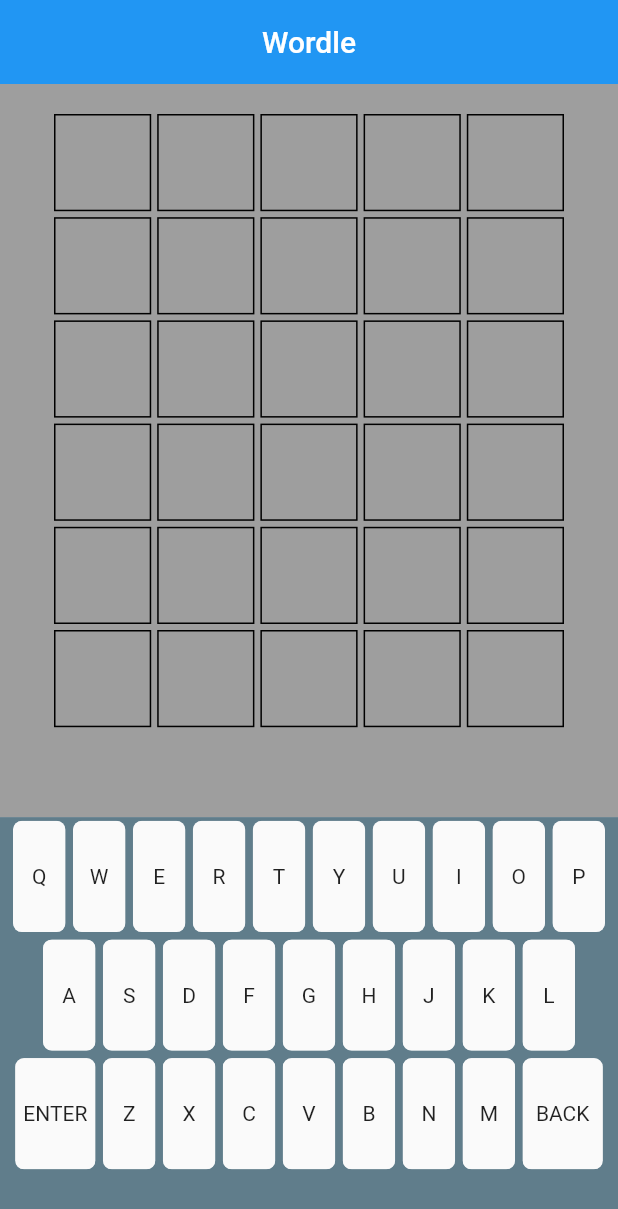
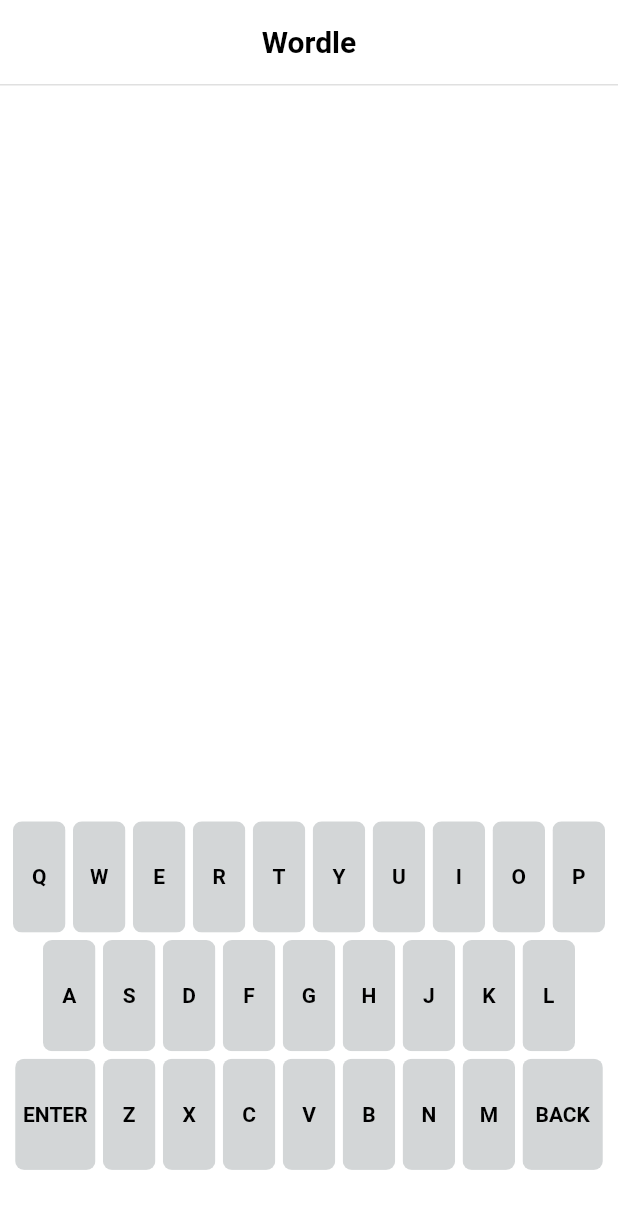
Before and after one commit to bengthedberg/flutter.wordle, a Flutter app: the screen it shows after launch, on a phone screen of 412 x 824 dp. Shown: the top 1209 px of the screen. Run offline on Flutter 3.47's test engine with Material 2 defaults, Android fonts, the phone set to English and light mode, and no system bars.

Commit message:
Add theme

```diff
--- a/lib/components/grid.dart
+++ b/lib/components/grid.dart
@@ -13,12 +13,7 @@ class Grid extends StatelessWidget {
         gridDelegate: const SliverGridDelegateWithFixedCrossAxisCount(
             crossAxisCount: 5, crossAxisSpacing: 4, mainAxisSpacing: 4),
         itemBuilder: (context, index) {
-          return Container(
-            decoration: BoxDecoration(
-              border: Border.all(),
-            ),
-            child: Tile(index: index),
-          );
+          return Tile(index: index);
         });
   }
 }
--- a/lib/components/keyboard_row.dart
+++ b/lib/components/keyboard_row.dart
@@ -1,5 +1,7 @@
 import 'package:flutter/material.dart';
 import 'package:provider/provider.dart';
+import 'package:wordle/constants/answer_stages.dart';
+import 'package:wordle/constants/colors.dart';
 import 'package:wordle/controller.dart';
 import 'package:wordle/data/keys_map.dart';
 
@@ -12,33 +14,55 @@ class KeyboardRow extends StatelessWidget {
   @override
   Widget build(BuildContext context) {
     final size = MediaQuery.of(context).size; // Grap the size of the device
+    return Consumer<Controller>(
+      builder: (_, notifier, __) {
         int index = 0;
-
         return Row(
           mainAxisAlignment: MainAxisAlignment.center,
           children: keysMap.entries.map((e) {
             index++;
             if (index >= min && index <= max) {
+              Color color = Theme.of(context).primaryColorLight;
+              Color keyColor = Colors.white;
+              if (e.value == AnswerStage.correct) {
+                color = correctColor;
+              } else if (e.value == AnswerStage.contains) {
+                color = containColor;
+              } else if (e.value == AnswerStage.incorrect) {
+                color = Theme.of(context).primaryColorDark;
+              } else {
+                keyColor = Theme.of(context).textTheme.bodyText2?.color ??
+                    Colors.black;
+              }
+
               return Padding(
                 padding: EdgeInsets.all(size.width * .006),
                 child: ClipRRect(
                   // Round the keys
                   borderRadius: BorderRadius.circular(6),
-              child: Container(
+                  child: SizedBox(
                     // Space out the keyboard
-                color: Colors.white60,
-                width:
-                    e.key.length > 1 ? size.width * 0.13 : size.width * 0.085,
+                    width: e.key.length > 1
+                        ? size.width * 0.13
+                        : size.width * 0.085,
                     height: size.height * 0.090,
                     child: Material(
                       // Inkwell must be wrapped in a Material Widget
+                      color: color,
                       child: InkWell(
                         // Make a splach effect when tapping key
                         onTap: () {
                           Provider.of<Controller>(context, listen: false)
                               .setKeyTapped(value: e.key);
                         },
-                    child: Center(child: Text(e.key)),
+                        child: Center(
+                            child: Text(
+                          e.key,
+                          style: Theme.of(context)
+                              .textTheme
+                              .bodyText2
+                              ?.copyWith(color: keyColor),
+                        )),
                       ),
                     ),
                   ),
@@ -49,5 +73,7 @@ class KeyboardRow extends StatelessWidget {
             }
           }).toList(),
         );
+      },
+    );
   }
 }
--- a/lib/components/tile.dart
+++ b/lib/components/tile.dart
@@ -14,32 +14,68 @@ class Tile extends StatefulWidget {
 }
 
 class _TileState extends State<Tile> {
-  Color _backgroundColor = Colors.transparent;
+  Color _backgroundColor = Colors.transparent,
+      _borderColor = Colors.transparent;
   late AnswerStage _answerStage;
+
+  @override
+  void initState() {
+    WidgetsBinding.instance.addPostFrameCallback((timeStamp) {
+      _borderColor = Theme.of(context).primaryColorLight;
+    });
+    super.initState();
+  }
 
   @override
   Widget build(BuildContext context) {
     return Consumer<Controller>(builder: (_, notifier, __) {
       String text = "";
+      Color fontColor = Colors.white;
       if (widget.index < notifier.tilesEntered.length) {
         // protect at start when list is 0
         text = notifier.tilesEntered[widget.index].letter;
         _answerStage = notifier.tilesEntered[widget.index].answerStage;
         if (_answerStage == AnswerStage.correct) {
+          _borderColor = Colors.transparent;
           _backgroundColor = correctColor;
         } else if (_answerStage == AnswerStage.contains) {
+          _borderColor = Colors.transparent;
           _backgroundColor = containColor;
+        } else if (_answerStage == AnswerStage.incorrect) {
+          _borderColor = Colors.transparent;
+          _backgroundColor = Theme.of(context).primaryColorDark;
+        } else {
+          fontColor =
+              Theme.of(context).textTheme.bodyText2?.color ?? Colors.black;
         }
+
+        return Container(
+          decoration: BoxDecoration(
+            color: _backgroundColor,
+            border: Border.all(
+              color: _borderColor,
+            ),
+          ),
+          child: FittedBox(
+            fit: BoxFit.contain, // Make the letter as large as possible
+            child: Text(
+              text,
+              style: const TextStyle().copyWith(
+                color: fontColor,
+              ),
+            ),
+          ),
+        );
       } else {
-        const SizedBox(); // return nothing
+        return Container(
+          decoration: BoxDecoration(
+            color: _backgroundColor,
+            border: Border.all(
+              color: _borderColor,
+            ),
+          ),
+        );
       }
-      return Container(
-        color: _backgroundColor,
-        child: FittedBox(
-          fit: BoxFit.contain, // Make the letter as large as possible
-          child: Text(text),
-        ),
-      );
     });
   }
 }
--- a/lib/constants/colors.dart
+++ b/lib/constants/colors.dart
@@ -2,3 +2,9 @@ import 'package:flutter/material.dart';
 
 const correctColor = Color.fromARGB(255, 107, 170, 100);
 const containColor = Color.fromARGB(255, 201, 180, 87);
+
+const lightThemeLightShade = Color.fromARGB(255, 211, 214, 215);
+const lightThemeDarkShade = Color.fromARGB(255, 120, 124, 127);
+
+const darkThemeLightShade = Color.fromARGB(255, 130, 131, 133);
+const darkThemeDarkShade = Color.fromARGB(255, 58, 58, 60);
--- a/lib/controller.dart
+++ b/lib/controller.dart
@@ -1,5 +1,6 @@
 import 'package:flutter/material.dart';
 import 'package:wordle/constants/answer_stages.dart';
+import 'package:wordle/data/keys_map.dart';
 import 'package:wordle/models/tile_model.dart';
 
 class Controller extends ChangeNotifier {
@@ -32,25 +33,29 @@ class Controller extends ChangeNotifier {
 
   checkWord() {
     List<String> guessed = [], remainingCorrect = [];
+    String guessedWord = "";
 
     for (int i = currentRow * 5; i < (currentRow * 5) + 5; i++) {
       guessed.add(tilesEntered[i].letter);
     }
 
-    String guessedWord = guessed.join();
+    guessedWord = guessed.join();
     remainingCorrect = correctWord.characters.toList();
 
     if (guessedWord == correctWord) {
       for (int i = currentRow * 5; i < (currentRow * 5) + 5; i++) {
         tilesEntered[i].answerStage = AnswerStage.correct;
+        keysMap.update(tilesEntered[i].letter, (value) => AnswerStage.correct);
       }
     } else {
       for (int i = 0; i < 5; i++) {
         if (guessedWord[i] == correctWord[i]) {
           remainingCorrect.remove(guessedWord[i]);
           tilesEntered[i + (currentRow * 5)].answerStage = AnswerStage.correct;
+          keysMap.update(guessedWord[i], (value) => AnswerStage.correct);
         }
       }
+
       for (int i = 0; i < remainingCorrect.length; i++) {
         for (int j = 0; j < 5; j++) {
           if (remainingCorrect[i] ==
@@ -60,12 +65,32 @@ class Controller extends ChangeNotifier {
               tilesEntered[j + (currentRow * 5)].answerStage =
                   AnswerStage.contains;
             }
+
+            final resultKey = keysMap.entries.where((element) =>
+                element.key == tilesEntered[j + (currentRow * 5)].letter);
+
+            if (resultKey.single.value != AnswerStage.correct) {
+              keysMap.update(
+                  resultKey.single.key, (value) => AnswerStage.contains);
+            }
           }
         }
       }
 
-      currentRow++;
-      notifyListeners();
+      for (int i = currentRow * 5; i < (currentRow * 5) + 5; i++) {
+        if (tilesEntered[i].answerStage == AnswerStage.notAnswered) {
+          tilesEntered[i].answerStage = AnswerStage.incorrect;
+
+          final results = keysMap.entries
+              .where((element) => element.key == tilesEntered[i].letter);
+          if (results.single.value == AnswerStage.notAnswered) {
+            keysMap.update(
+                tilesEntered[i].letter, (value) => AnswerStage.incorrect);
+          }
+        }
+      }
     }
+    currentRow++;
+    notifyListeners();
   }
 }
--- a/lib/main.dart
+++ b/lib/main.dart
@@ -1,5 +1,6 @@
 import 'package:flutter/material.dart';
 import 'package:provider/provider.dart';
+import 'package:wordle/constants/colors.dart';
 import 'package:wordle/controller.dart';
 import 'package:wordle/pages/home_page.dart';
 
@@ -20,7 +21,25 @@ class MyApp extends StatelessWidget {
     return MaterialApp(
       debugShowCheckedModeBanner: false,
       title: 'Flutter Demo',
-      theme: ThemeData(),
+      theme: ThemeData(
+        primaryColorLight: lightThemeLightShade,
+        primaryColorDark: lightThemeDarkShade,
+        appBarTheme: const AppBarTheme(
+          color: Colors.white,
+          titleTextStyle: TextStyle(
+            color: Colors.black,
+            fontSize: 20,
+            fontWeight: FontWeight.bold,
+          ),
+        ),
+        scaffoldBackgroundColor: Colors.white,
+        textTheme: const TextTheme().copyWith(
+          bodyText2: const TextStyle(
+            fontWeight: FontWeight.bold,
+            color: Colors.black,
+          ),
+        ),
+      ),
       home: const HomePage(),
     );
   }
--- a/lib/pages/home_page.dart
+++ b/lib/pages/home_page.dart
@@ -6,7 +6,6 @@ import 'package:wordle/components/grid.dart';
 import 'package:wordle/components/keyboard_row.dart';
 import 'package:wordle/constants/words.dart';
 import 'package:wordle/controller.dart';
-import 'package:wordle/data/keys_map.dart';
 
 class HomePage extends StatefulWidget {
   const HomePage({Key? key}) : super(key: key);
@@ -35,20 +34,21 @@ class _HomePageState extends State<HomePage> {
         elevation: 0,
       ),
       body: Column(children: [
-        Expanded(
+        const Divider(
+          height: 1,
+          thickness: 2,
+        ),
+        const Expanded(
           flex: 7,
-          child: Container(color: Colors.grey, child: const Grid()),
+          child: Grid(),
         ),
         Expanded(
             flex: 4,
-            child: Container(
-              color: Colors.blueGrey,
-              child: Column(children: const [
-                KeyboardRow(min: 1, max: 10),
-                KeyboardRow(min: 11, max: 19),
-                KeyboardRow(min: 20, max: 29),
-              ]),
-            )),
+            child: Column(children: const [
+              KeyboardRow(min: 1, max: 10),
+              KeyboardRow(min: 11, max: 19),
+              KeyboardRow(min: 20, max: 29),
+            ])),
       ]),
     );
   }
```
Lines whose indentation alone changed are shown as unchanged.
